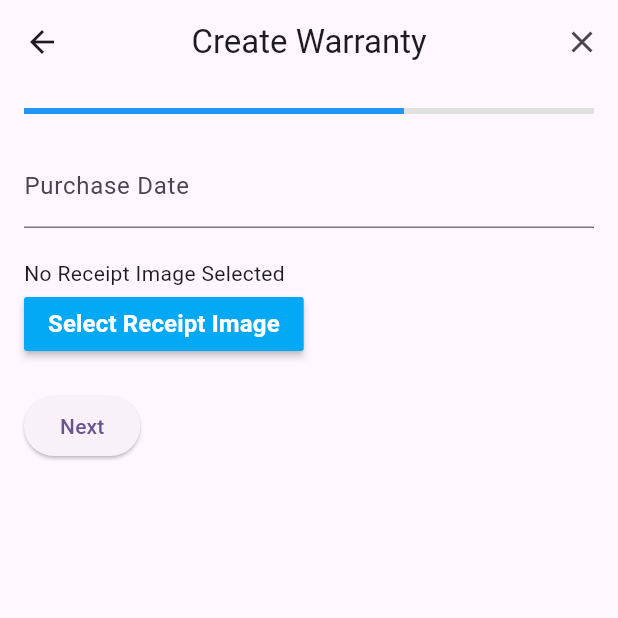
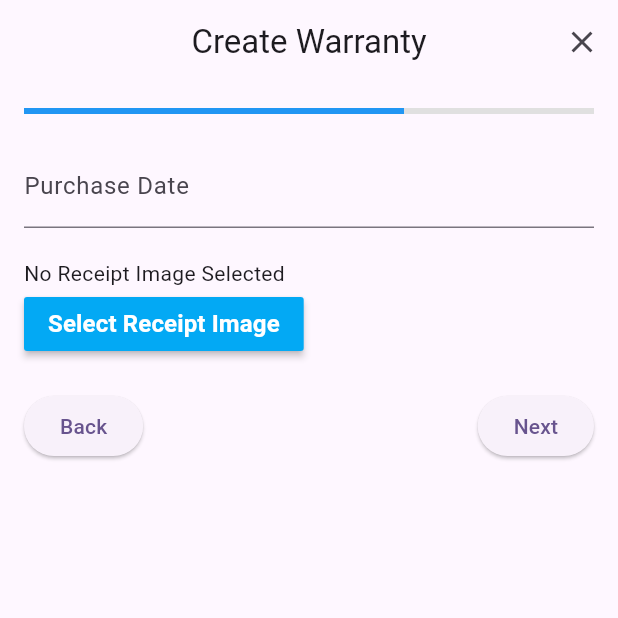
Before and after one commit to preetiGusain/warranti_app, a Flutter app: the CreateScreen screen opened by its route, after a tap on "Next", on a phone screen of 412 x 824 dp, the top half of it. Run offline on Flutter 3.47's test engine with Material 3 defaults, Android fonts, the phone set to English and light mode, and no system bars; our stand-ins replace flutter_secure_storage, google_sign_in, icons_plus, image_picker; accounts and stored records are empty.

Commit message:
Added back button in create warranty steps

```diff
--- a/lib/screens/create_screen.dart
+++ b/lib/screens/create_screen.dart
@@ -69,7 +69,15 @@ class _CreateScreenState extends State<CreateScreen> {
         );
       }
       setState(() {
+        savingWarranty = true;
+      });
+      Future.delayed(const Duration(seconds: 2), () {
+        setState(() {
           savingWarranty = false;
+        });
+        ScaffoldMessenger.of(context).showSnackBar(
+          const SnackBar(content: Text('Warranty saved!')),
+        );
       });
     } else {
       ScaffoldMessenger.of(context).showSnackBar(
@@ -124,12 +132,6 @@ class _CreateScreenState extends State<CreateScreen> {
     );
   }
 
-  void goToNext() {
-    setState(() {
-      step += 1;
-    });
-  }
-
   Future<void> showDiscardDialog() async {
     return showDialog<void>(
       context: context,
@@ -158,11 +160,24 @@ class _CreateScreenState extends State<CreateScreen> {
     );
   }
 
+  void goToNext() {
+    setState(() {
+      step += 1;
+    });
+  }
+
+  void goToPrevious() {
+    setState(() {
+      step -= 1;
+    });
+  }
+
   @override
   Widget build(BuildContext context) {
     return Scaffold(
       appBar: AppBar(
         title: const Text('Create Warranty'),
+        automaticallyImplyLeading: false,
         centerTitle: true,
         actions: [
           IconButton(
@@ -328,23 +343,34 @@ class _CreateScreenState extends State<CreateScreen> {
 
               const SizedBox(height: 20),
 
-              // Submit button - step 3
-              if (step == 3) ...[
+              Row(
+                children: [
+                  // Back button for steps 2 and 3
+                  if (step > 1)
+                    ElevatedButton(
+                      onPressed: goToPrevious,
+                      child: const Text('Back'),
+                    ),
+
+                  if (step > 1) const Spacer(),
+
+                  // Next button for steps 1 and 2
+                  if (step < 3)
+                    ElevatedButton(
+                      onPressed: goToNext,
+                      child: const Text('Next'),
+                    ),
+
+                  // Save button for step 3
+                  if (step == 3)
                     ElevatedButton(
                       onPressed: savingWarranty ? null : handleSubmit,
                       child: savingWarranty
                           ? const CircularProgressIndicator()
-                      : const Text('Save Warranty'),
+                          : const Text('Save'),
                     ),
                 ],
-
-              // "Next" button
-              if (step < 3) ...[
-                ElevatedButton(
-                  onPressed: goToNext,
-                  child: const Text('Next'),
               ),
-              ],
             ],
           ),
         ),
```
Lines whose indentation alone changed are shown as unchanged.
